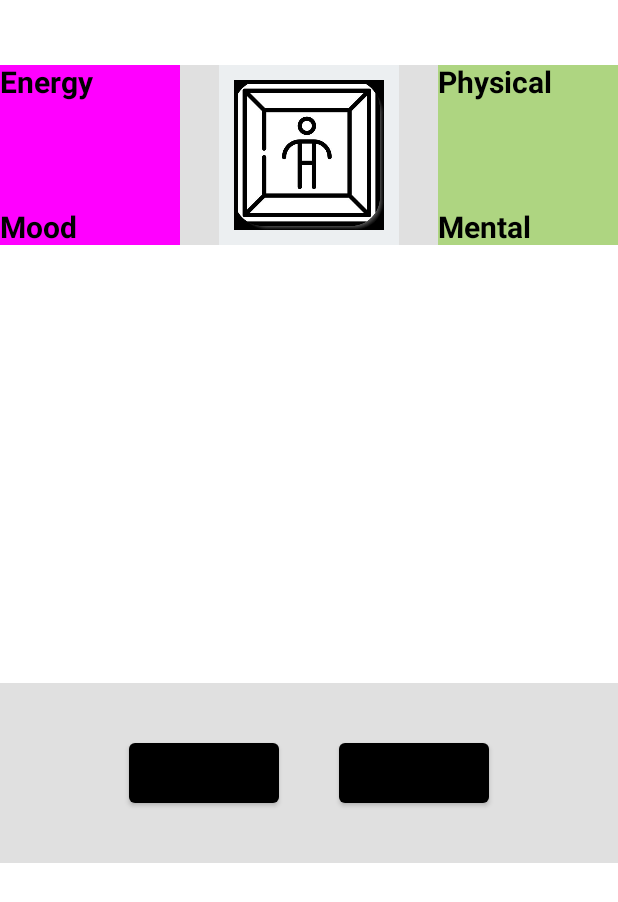
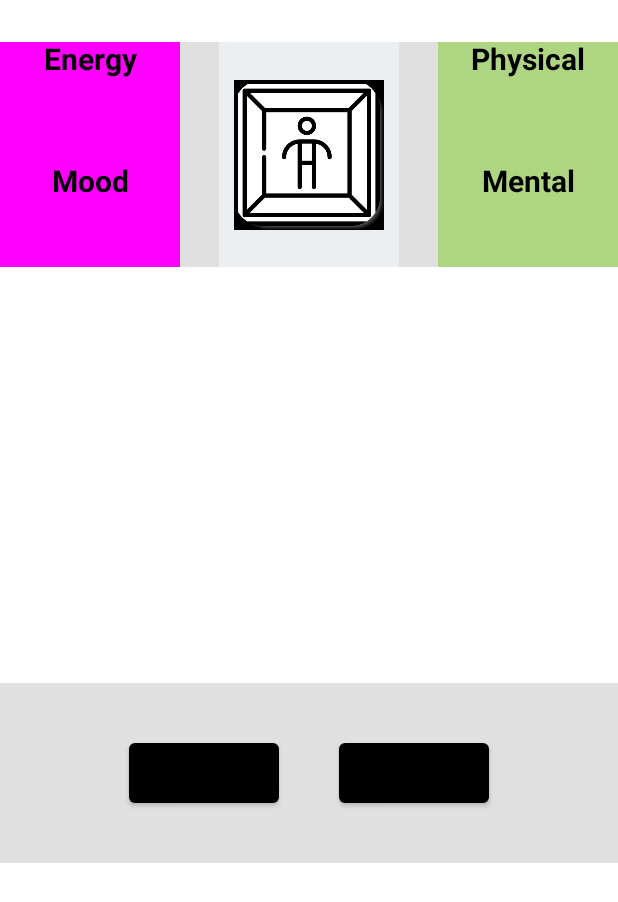
Before and after one commit to technexx/AThirdJetpackComposeStory, an Android app built with Jetpack Compose: the screen it shows after launch (MainActivity), on a phone screen of 412 x 824 dp. Shown: the top 902 px of the screen. Run offline under Robolectric (Android 15) with nearby library versions, the phone set to English and light mode, and no system bars; our stand-ins replace constraintlayout-compose.

Commit message:
stat text function now adds padding

```diff
--- a/app/src/main/java/a/third/jetpack/compose/myapplication/MainActivity.kt
+++ b/app/src/main/java/a/third/jetpack/compose/myapplication/MainActivity.kt
@@ -71,7 +71,7 @@ fun FullView() {
                 bottom.linkTo(startGuideline)
             }
             .fillMaxWidth()
-            .height(120.dp)
+            .height(150.dp)
             .background(color = colorResource(id = R.color.lighter_grey)),
         ) {
             Row(modifier = Modifier
@@ -84,10 +84,12 @@ fun FullView() {
                     .fillMaxHeight()
                     .width(120.dp)
                     .background(colorResource(id = R.color.android_magenta)),
-                    verticalArrangement = Arrangement.SpaceBetween){
-
-                    StatText(textString = "Energy")
-                    StatText(textString = "Mood")
+                    verticalArrangement = Arrangement.SpaceBetween,
+                    horizontalAlignment = Alignment.CenterHorizontally
+                )
+                {
+                    StatText(textString = "Energy", 0, 0, 0, 0)
+                    StatText(textString = "Mood", 0, 45, 0, 0)
                 }
 
                 Column(modifier = Modifier
@@ -111,14 +113,12 @@ fun FullView() {
                     .fillMaxHeight()
                     .width(120.dp)
                     .background(colorResource(id = R.color.lighter_green)),
-                    verticalArrangement = Arrangement.SpaceBetween) {
+                    verticalArrangement = Arrangement.SpaceBetween,
+                    horizontalAlignment = Alignment.CenterHorizontally) {
 
-                    StatText("Physical")
-                    StatText("Mental")
+                    StatText("Physical",0, 0, 0, 0)
+                    StatText("Mental", 0, 45, 0, 0)
                 }
-
-
-
             }
         }
 
@@ -167,8 +167,14 @@ fun FullView() {
 }
 
 @Composable
-private fun StatText(textString: String) {
-    Text(text = textString, color = Color.Black, fontSize = 20.sp, fontWeight = FontWeight.Bold)
+private fun StatText(textString: String, topPadding: Int, bottomPadding: Int, startPadding: Int, endPadding: Int) {
+    Text(text = textString, color = Color.Black, fontSize = 20.sp, fontWeight = FontWeight.Bold,
+        modifier = Modifier
+            .padding(top = topPadding.dp)
+            .padding(bottom = bottomPadding.dp)
+            .padding(start = startPadding.dp)
+            .padding(end = endPadding.dp)
+    )
 }
 
 private fun addLifeFloat() : Float { return randomFloat(0.05f, 0.1f) }
```
